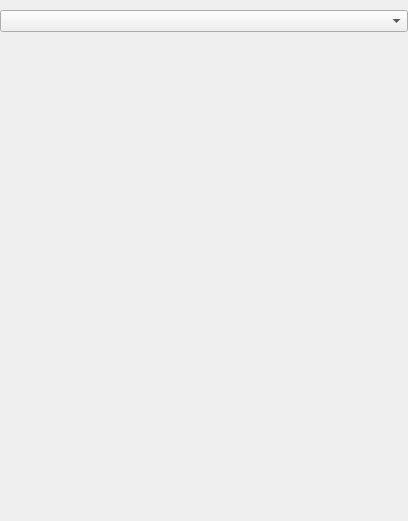
Capsize-Games/airunner, file src/airunner/widgets/controlnet/templates/controlnet_settings_widget.ui: the form before one commit.
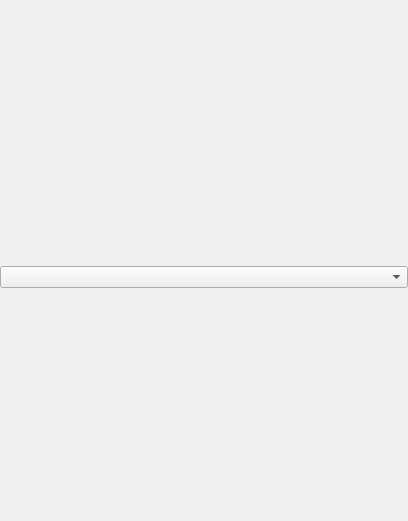
The form after the commit. Custom widgets are drawn as their Qt base class.

What changed in the file:
```diff
--- a/src/airunner/widgets/controlnet/templates/controlnet_settings_widget.ui
+++ b/src/airunner/widgets/controlnet/templates/controlnet_settings_widget.ui
@@ -53,9 +53,6 @@
       <property name="verticalSpacing">
        <number>10</number>
       </property>
-      <item row="0" column="0">
-       <widget class="QComboBox" name="controlnet"/>
-      </item>
       <item row="1" column="0">
        <widget class="QWidget" name="widget" native="true">
         <property name="minimumSize">
@@ -157,18 +154,8 @@
         </layout>
        </widget>
       </item>
-      <item row="2" column="0">
-       <spacer name="verticalSpacer">
-        <property name="orientation">
-         <enum>Qt::Orientation::Vertical</enum>
-        </property>
-        <property name="sizeHint" stdset="0">
-         <size>
-          <width>20</width>
-          <height>479</height>
-         </size>
-        </property>
-       </spacer>
+      <item row="0" column="0">
+       <widget class="QComboBox" name="controlnet"/>
       </item>
      </layout>
     </widget>
```
